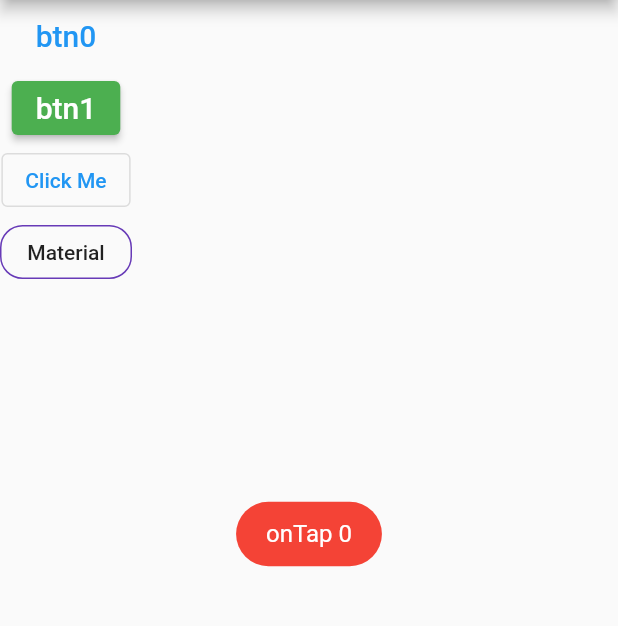
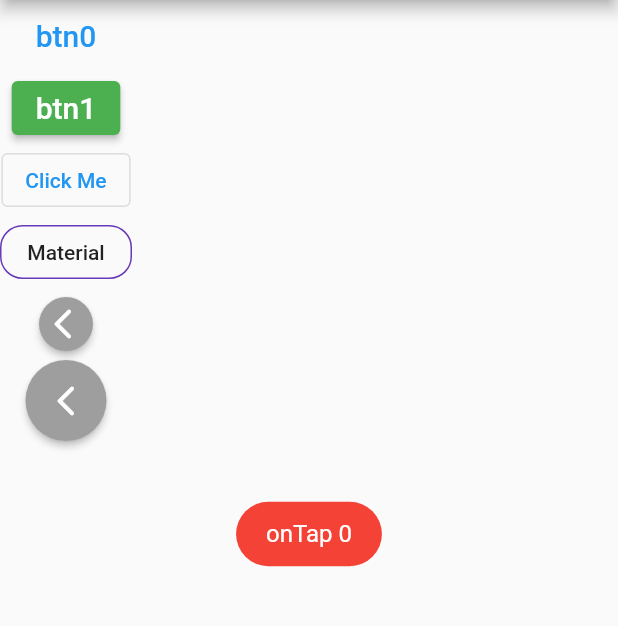
Before and after one commit to lckj686/BlueFlutterMaster, a Flutter app: the FindPage screen opened directly, after a tap on an icon or button, on a phone screen of 412 x 824 dp, the part 84-710 px from its top. Run offline on Flutter 3.47's test engine with Material 2 defaults, Android fonts, the phone set to English and light mode, and no system bars; our stand-ins replace dio, flutter_widget_from_html, fluttertoast, share_plus; network calls fail.

```diff
--- a/lib/src/page/router_button.dart
+++ b/lib/src/page/page_button.dart
@@ -1,7 +1,5 @@
 import 'dart:ui';
-
 import 'package:flutter/material.dart';
-
 import 'extend.dart';
 
 class ButtonRouter extends StatelessWidget {
@@ -61,6 +59,29 @@ class ButtonRouter extends StatelessWidget {
               ),
             ),
           ),
+          RawMaterialButton(
+            onPressed: () {Navigator.pop(context);},
+            // elevation: 2.0,
+            fillColor: Colors.grey,
+            child: Icon(
+              Icons.arrow_back_ios_new_rounded,
+              color: Colors.white,
+              size: 24.0,
+            ),
+            padding: EdgeInsets.only(right: 4.0),
+            shape: CircleBorder(),
+          ),
+          MaterialButton(
+            onPressed: () {},
+            color: Colors.grey,
+            textColor: Colors.white,
+            child: Icon(
+              Icons.arrow_back_ios_new_rounded,
+              size: 24,
+            ),
+            padding: EdgeInsets.all(15),
+            shape: CircleBorder(),
+          )
         ],
       ),
     );
--- a/lib/src/page/page_find.dart
+++ b/lib/src/page/page_find.dart
@@ -1,7 +1,8 @@
 import 'dart:ui';
+import 'package:LeonFlutterMaster/src/page/page_news_detail.dart';
 import 'package:flutter/material.dart';
 import 'package:fluttertoast/fluttertoast.dart';
-import 'router_button.dart';
+import 'page_button.dart';
 
 class FindPage extends StatefulWidget {
   const FindPage({Key? key, required this.title}) : super(key: key);
@@ -31,7 +32,7 @@ class _FindPageState extends State<FindPage> {
       ),
       body: Center(
           child: Container(
-        margin: EdgeInsets.all(15),
+        margin: const EdgeInsets.all(15),
         child: GridView.builder(
 
             ///子Item排列规则
@@ -58,10 +59,14 @@ class _FindPageState extends State<FindPage> {
                         backgroundColor: Colors.red,
                         textColor: Colors.white,
                         fontSize: 16.0);
-                    Navigator.push(
-                      context,
-                      MaterialPageRoute(builder: (context) => ButtonRouter(todo: _getStr(index))),
-                    );
+                    if (index == 1) {
+
+                    } else {
+                      Navigator.push(
+                        context,
+                        MaterialPageRoute(builder: (context) => ButtonRouter(todo: _getStr(index))),
+                      );
+                    }
                   },
                   child: Card(
                     color: Color(0xFF8cccf4),
```
Also changed, not shown: lib/src/page/A.dart (deleted, +0 -62 lines), lib/src/page/page_list_server.dart (+5 -10 lines), lib/src/page/page_news_detail.dart (added, +67 -0 lines), pubspec.yaml (+4 -3 lines), pubspec.lock, 2 other files.
